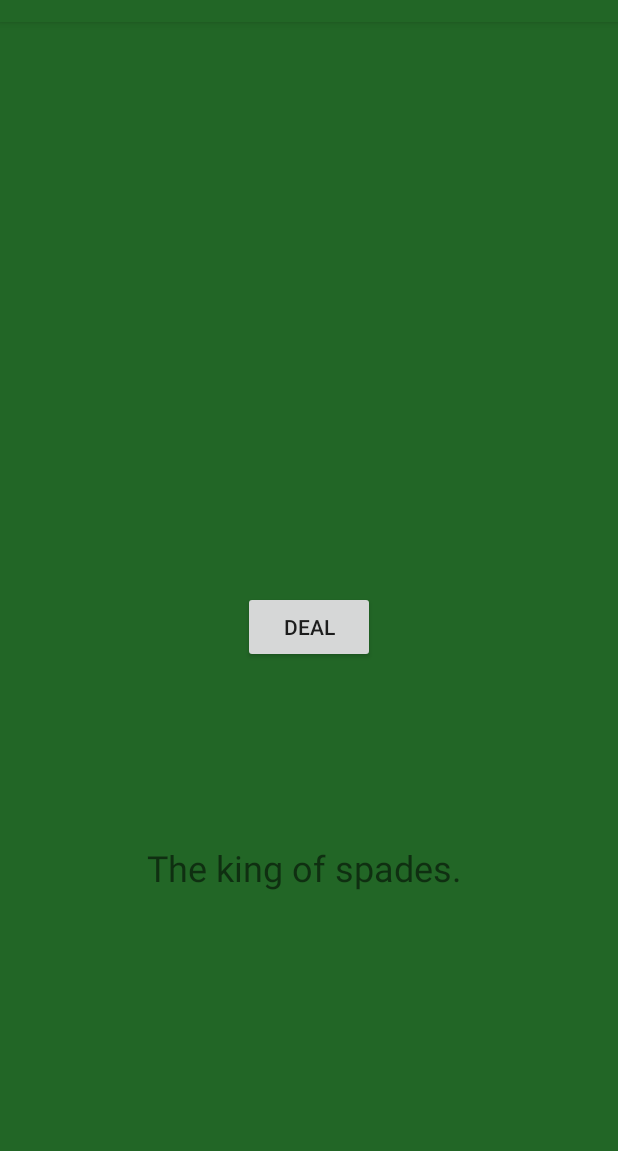
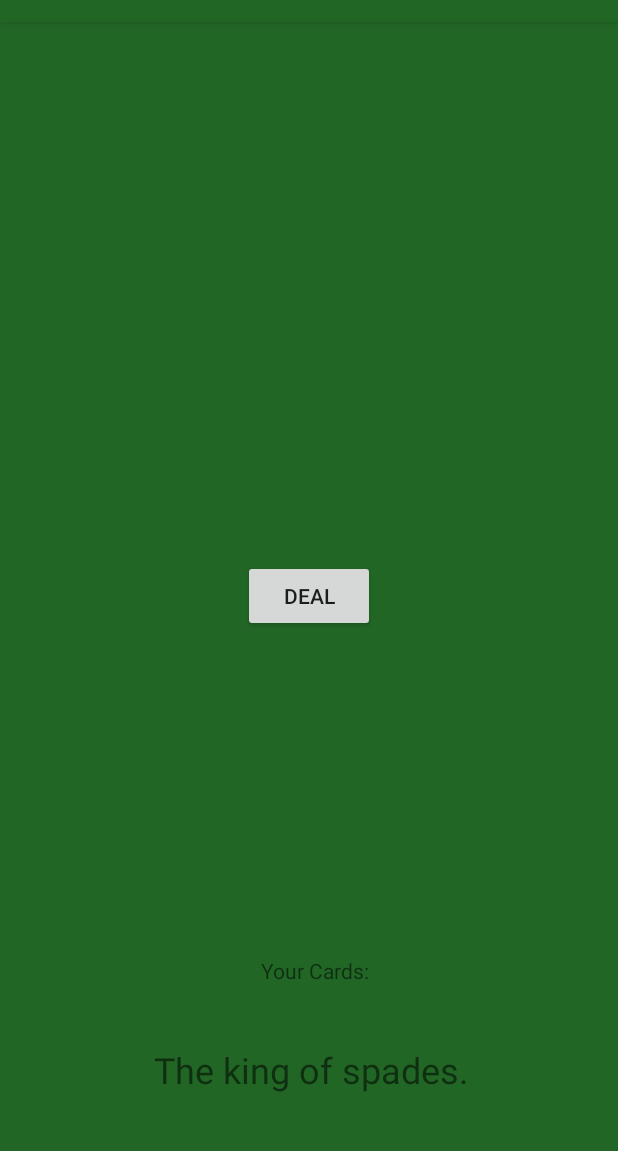
Before and after one commit to 000dry/project_2_java_android, an Android app: the screen it shows after launch (GameActivity), after a tap on "DEAL", on a phone screen of 412 x 824 dp, the part 62-1213 px from its top. Run offline under Robolectric (Android 15) with nearby library versions, the phone set to English and light mode, and no system bars.

Commit message:
Round finishes after dealing twice and displays dealers cards at the end

```diff
--- a/android_project/BeatTheDealer/app/src/main/java/com/example/josephryan/beatthedealer/Activities/GameActivity.java
+++ b/android_project/BeatTheDealer/app/src/main/java/com/example/josephryan/beatthedealer/Activities/GameActivity.java
@@ -7,9 +7,10 @@ import android.view.View;
 import android.widget.Button;
 import android.widget.TextView;
 
-import com.example.josephryan.beatthedealer.Person.Dealer;
+import com.example.josephryan.beatthedealer.Persons.Dealer;
 import com.example.josephryan.beatthedealer.DeckOfCards.Deck;
-import com.example.josephryan.beatthedealer.Person.Player;
+import com.example.josephryan.beatthedealer.Persons.Person;
+import com.example.josephryan.beatthedealer.Persons.Player;
 import com.example.josephryan.beatthedealer.R;
 
 public class GameActivity extends AppCompatActivity {
@@ -18,8 +19,10 @@ public class GameActivity extends AppCompatActivity {
     Player player1;
     Button dealButton;
     TextView playerCards;
-    Integer maxClicks = 2;
-    Integer currentClicks = 1;
+    TextView dealerCards;
+    TextView dealerView;
+    Integer maxCardsDealt = 2;
+    Integer startPoint = 1;
 
     @Override
     protected void onCreate(Bundle savedInstanceState) {
@@ -31,6 +34,8 @@ public class GameActivity extends AppCompatActivity {
         dealer.addPlayer(player1);
         dealButton = findViewById(R.id.deal);
         playerCards = findViewById(R.id.cards);
+        dealerCards = findViewById(R.id.dealer_cards);
+        dealerView = findViewById(R.id.dealer_reveal);
 
         String checkPlayersInGame = Integer.toString(dealer.getPlayerCount());
         Log.d("number of players: ", checkPlayersInGame);
@@ -39,10 +44,12 @@ public class GameActivity extends AppCompatActivity {
     }
 
     public void onDealButtonClick(View button){
-        if(currentClicks == maxClicks){
-            button.setEnabled(false);
+        if(startPoint == maxCardsDealt){
+            button.setVisibility(View.INVISIBLE);
+            dealerCards.setVisibility(View.VISIBLE);
+            dealerView.setVisibility(View.VISIBLE);
         } else {
-            currentClicks += 1;
+            startPoint += 1;
         }
         dealer.dealForRound();
 
@@ -51,15 +58,15 @@ public class GameActivity extends AppCompatActivity {
         String dealerHasCards = Integer.toString(dealer.getHand().size());
         Log.d("Dealer number of cards:", dealerHasCards);
 
-        String[] cards = player1.getEachCard();
-
-        StringBuilder builder = new StringBuilder(); //join method was unavailable for level 15 API
-        for(String card : cards) {
-            builder.append(card);
-        }
-        String cardStrings = builder.toString();
-
+        String cardStrings = player1.buildCardString(player1);
         playerCards.setText(cardStrings);
         Log.d("Strings? ", cardStrings);
+
+        String dealerStrings = dealer.buildCardString(dealer);
+        dealerCards.setText(dealerStrings);
+        Log.d("DealerStrings?", dealerStrings);
     }
+
+
+
 }
--- a/android_project/BeatTheDealer/app/src/main/java/com/example/josephryan/beatthedealer/Person/Person.java
+++ /dev/null
@@ -1,27 +0,0 @@
-package com.example.josephryan.beatthedealer.Person;
-
-import com.example.josephryan.beatthedealer.DeckOfCards.Card;
-
-
-import java.util.ArrayList;
-
-/**
- * Created by josephryan on 27/01/2018.
- */
-
-public abstract class Person {
-
-    ArrayList<Card> hand;
-
-    public Person(){
-        this.hand = new ArrayList<>();
-        }
-
-    public ArrayList<Card> getHand() {
-        return this.hand;
-    }
-
-    public void acceptCard(Card card) {
-        this.hand.add(card);
-    }
-}
--- a/android_project/BeatTheDealer/app/src/main/java/com/example/josephryan/beatthedealer/Person/Player.java
+++ /dev/null
@@ -1,26 +0,0 @@
-package com.example.josephryan.beatthedealer.Person;
-
-
-
-public class Player extends Person {
-
-
-
-    public Player(){
-    }
-
-    public String[] getEachCard(){
-        String[] cards = new String[this.getHand().size()];
-
-        for(int i = 0; i < this.getHand().size(); i++){
-           String rank = this.getHand().get(i).getRank().name();
-           String suit = this.getHand().get(i).getSuit().name();
-
-           cards[i] = "The " + rank.toLowerCase() + " of " + suit.toLowerCase() + ". ";
-        }
-        return cards;
-    }
-
-
-
-}
--- a/android_project/BeatTheDealer/app/src/main/java/com/example/josephryan/beatthedealer/Person/Dealer.java
+++ b/android_project/BeatTheDealer/app/src/main/java/com/example/josephryan/beatthedealer/Persons/Dealer.java
@@ -1,4 +1,4 @@
-package com.example.josephryan.beatthedealer.Person;
+package com.example.josephryan.beatthedealer.Persons;
 
 
 import com.example.josephryan.beatthedealer.DeckOfCards.Card;
--- /dev/null
+++ b/android_project/BeatTheDealer/app/src/main/java/com/example/josephryan/beatthedealer/Persons/Person.java
@@ -0,0 +1,52 @@
+package com.example.josephryan.beatthedealer.Persons;
+
+import com.example.josephryan.beatthedealer.DeckOfCards.Card;
+
+
+import java.util.ArrayList;
+
+/**
+ * Created by josephryan on 27/01/2018.
+ */
+
+public abstract class Person {
+
+    ArrayList<Card> hand;
+
+    public Person(){
+        this.hand = new ArrayList<>();
+        }
+
+    public ArrayList<Card> getHand() {
+        return this.hand;
+    }
+
+    public void acceptCard(Card card) {
+        this.hand.add(card);
+    }
+
+    public String[] getEachCard(){
+        String[] cards = new String[this.getHand().size()];
+
+        for(int i = 0; i < this.getHand().size(); i++){
+            String rank = this.getHand().get(i).getRank().name();
+            String suit = this.getHand().get(i).getSuit().name();
+
+            cards[i] = "The " + rank.toLowerCase() + " of " + suit.toLowerCase() + ". ";
+        }
+        return cards;
+    }
+
+    public String buildCardString(Person person){
+
+        String[] cards = person.getEachCard();
+
+        StringBuilder builder = new StringBuilder(); //join method was unavailable for level 15 API
+        for(String card : cards) {
+            builder.append(card);
+        }
+        String cardStrings = builder.toString();
+        return cardStrings;
+
+    }
+}
--- /dev/null
+++ b/android_project/BeatTheDealer/app/src/main/java/com/example/josephryan/beatthedealer/Persons/Player.java
@@ -0,0 +1,14 @@
+package com.example.josephryan.beatthedealer.Persons;
+
+
+
+public class Player extends Person {
+
+
+
+    public Player(){
+    }
+
+
+
+}
--- a/android_project/BeatTheDealer/app/src/main/res/layout/activity_game.xml
+++ b/android_project/BeatTheDealer/app/src/main/res/layout/activity_game.xml
@@ -6,15 +6,6 @@
     android:layout_height="match_parent"
     android:background="@color/colorPrimary"
     tools:context="com.example.josephryan.beatthedealer.Activities.GameActivity">
-
-    <TextView
-        android:layout_width="wrap_content"
-        android:layout_height="wrap_content"
-        android:text=""
-        app:layout_constraintBottom_toBottomOf="parent"
-        app:layout_constraintLeft_toLeftOf="parent"
-        app:layout_constraintRight_toRightOf="parent"
-        app:layout_constraintTop_toTopOf="parent" />
 
     <Button
         android:id="@+id/deal"
@@ -30,19 +21,72 @@
         app:layout_constraintEnd_toEndOf="parent"
         app:layout_constraintStart_toStartOf="parent"
         app:layout_constraintTop_toTopOf="parent"
-        app:layout_constraintVertical_bias="0.527" />
+        app:layout_constraintVertical_bias="0.498" />
 
     <TextView
         android:id="@+id/cards"
         android:layout_width="wrap_content"
         android:layout_height="wrap_content"
+        android:layout_marginBottom="8dp"
         android:layout_marginEnd="8dp"
         android:layout_marginStart="8dp"
-        android:layout_marginTop="120dp"
+        android:layout_marginTop="8dp"
         android:textSize="24sp"
-        app:layout_constraintEnd_toEndOf="parent"
-        app:layout_constraintStart_toStartOf="parent"
-        app:layout_constraintTop_toBottomOf="@+id/deal"
+        app:layout_constraintBottom_toBottomOf="@+id/your_cards"
+        app:layout_constraintEnd_toEndOf="@+id/your_cards"
+        app:layout_constraintStart_toStartOf="@+id/your_cards"
+        app:layout_constraintTop_toTopOf="@+id/your_cards"
+        app:layout_constraintVertical_bias="0.866"
         tools:text="cards" />
 
+    <TextView
+        android:id="@+id/your_cards"
+        android:layout_width="179dp"
+        android:layout_height="108dp"
+        android:layout_marginBottom="8dp"
+        android:layout_marginStart="8dp"
+        android:layout_marginTop="68dp"
+        android:text="Your Cards:"
+        android:textAlignment="center"
+        app:layout_constraintBottom_toBottomOf="parent"
+        app:layout_constraintEnd_toEndOf="@+id/deal"
+        app:layout_constraintStart_toStartOf="@+id/deal"
+        app:layout_constraintTop_toBottomOf="@+id/deal"
+        app:layout_constraintVertical_bias="0.833"
+        tools:text="Your Cards:" />
+
+    <TextView
+        android:id="@+id/dealer_cards"
+        android:layout_width="wrap_content"
+        android:layout_height="wrap_content"
+        android:layout_marginBottom="8dp"
+        android:layout_marginEnd="8dp"
+        android:layout_marginStart="8dp"
+        android:layout_marginTop="8dp"
+        android:textSize="24sp"
+        android:visibility="invisible"
+        app:layout_constraintBottom_toBottomOf="@+id/dealer_reveal"
+        app:layout_constraintEnd_toEndOf="@+id/dealer_reveal"
+        app:layout_constraintStart_toStartOf="@+id/dealer_reveal"
+        app:layout_constraintTop_toTopOf="@+id/dealer_reveal"
+        app:layout_constraintVertical_bias="0.86"
+        tools:text="DealersCards" />
+
+    <TextView
+        android:id="@+id/dealer_reveal"
+        android:layout_width="179dp"
+        android:layout_height="108dp"
+        android:layout_marginBottom="8dp"
+        android:layout_marginStart="8dp"
+        android:layout_marginTop="8dp"
+        android:text="Dealer's Cards:"
+        android:textAlignment="center"
+        android:visibility="invisible"
+        app:layout_constraintBottom_toTopOf="@+id/deal"
+        app:layout_constraintEnd_toEndOf="@+id/deal"
+        app:layout_constraintStart_toStartOf="@+id/deal"
+        app:layout_constraintTop_toTopOf="parent"
+        app:layout_constraintVertical_bias="0.074"
+        tools:text="Dealer's Cards:" />
+
 </android.support.constraint.ConstraintLayout>
```
Also changed, not shown: 6 other files.
